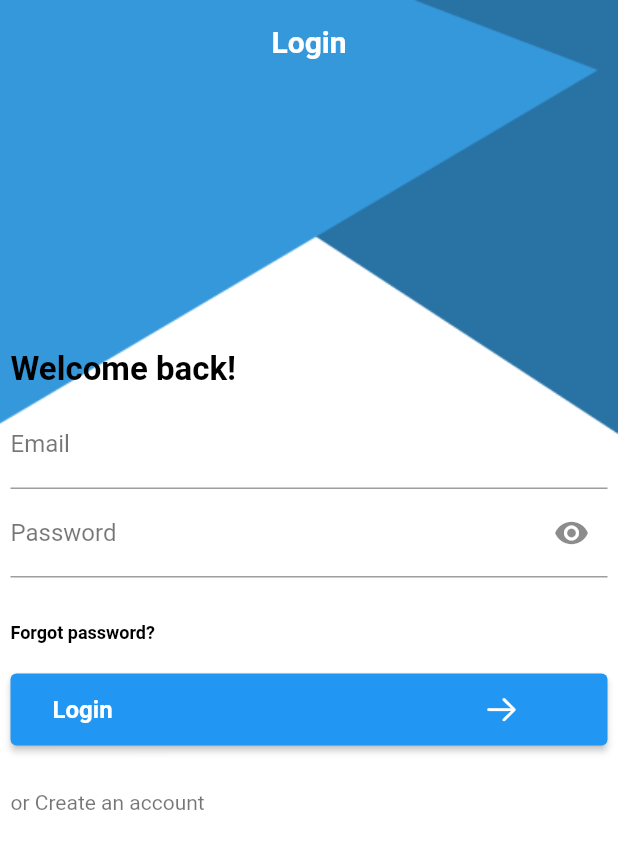
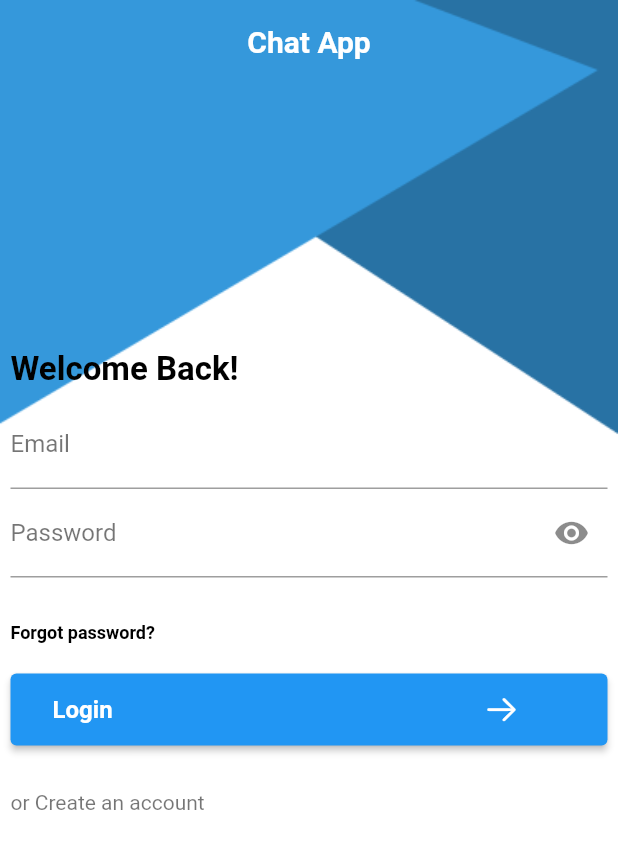
Before and after one commit to nadahkhaledd/chatting_app, a Flutter app: the screen it shows after launch, on a phone screen of 412 x 824 dp. Shown: the top 849 px of the screen. Run offline on Flutter 3.47's test engine with Material 2 defaults, Android fonts, the phone set to English and light mode, and no system bars; our stand-ins replace cloud_firestore, firebase_auth, firebase_core, fluttertoast; accounts and stored records are empty; generated files the repository leaves out were written again.

Commit message:
added side menu and localization

```diff
--- /dev/null
+++ b/l10n.yaml
@@ -0,0 +1,3 @@
+arb-dir: lib/l10n
+template-arb-file: app_en.arb
+output-localization-file: app_localizations.dart
--- a/lib/main.dart
+++ b/lib/main.dart
@@ -4,9 +4,11 @@ import 'package:chatting_app/start/RegisterationPage.dart';
 import 'package:chatting_app/tools/AppProvider.dart';
 import 'package:firebase_core/firebase_core.dart';
 import 'package:flutter/material.dart';
+import 'package:flutter_localizations/flutter_localizations.dart';
 import 'package:provider/provider.dart';
 import 'HomePage/HomeScreen.dart';
 import 'start/LoginPage.dart';
+import 'package:flutter_gen/gen_l10n/app_localizations.dart';
 
 void main() async{
   WidgetsFlutterBinding.ensureInitialized();
@@ -26,8 +28,18 @@ class _MyAppState extends State<MyApp> {
     return ChangeNotifierProvider(
         create: (context)=> AppProvider(),
       builder: (context, widget){
+        final provider = Provider.of<AppProvider>(context);
 
     return MaterialApp(
+      debugShowCheckedModeBanner: false,
+      localizationsDelegates: [
+        AppLocalizations.delegate, // Add this line
+        GlobalMaterialLocalizations.delegate,
+        GlobalWidgetsLocalizations.delegate,
+        GlobalCupertinoLocalizations.delegate,
+      ],
+      locale: Locale.fromSubtags(languageCode: provider.currentLocale),
+      supportedLocales: AppLocalizations.supportedLocales,
       routes: {
         RegisterationPage.routeName: (context)=> RegisterationPage(),
         LoginPage.routeName: (context)=> LoginPage(),
--- a/lib/start/LoginPage.dart
+++ b/lib/start/LoginPage.dart
@@ -1,12 +1,15 @@
 import 'package:chatting_app/Database/DatabaseHelper.dart';
 import 'package:chatting_app/HomePage/HomeScreen.dart';
 import 'package:chatting_app/componants/componants.dart';
+import 'package:chatting_app/generated/l10n.dart';
 import 'package:chatting_app/start/RegisterationPage.dart';
 import 'package:chatting_app/tools/AppProvider.dart';
 import 'package:firebase_auth/firebase_auth.dart';
 import 'package:flutter/cupertino.dart';
 import 'package:flutter/material.dart';
 import 'package:cloud_firestore/cloud_firestore.dart';
+import 'package:flutter_gen/gen_l10n/app_localizations.dart';
+
 import 'package:provider/provider.dart';
 import '../Database/User.dart' as dbUser;
 
@@ -42,7 +45,8 @@ class _LoginPageState extends State<LoginPage> {
         Scaffold(
           backgroundColor: Colors.transparent,
           appBar: AppBar(
-            title: Text('Login', style: TextStyle(fontWeight: FontWeight.bold),),
+            title: Text(AppLocalizations.of(context)!.appTitle,
+              style: TextStyle(fontWeight: FontWeight.bold),),
             centerTitle: true,
             backgroundColor: Colors.transparent,
             elevation: 0,
@@ -57,7 +61,7 @@ class _LoginPageState extends State<LoginPage> {
                 children: [
                   Padding(
                     padding: const EdgeInsets.only(top: 170, bottom: 8),
-                    child: Text('Welcome back!', style: TextStyle(color: Colors.black, fontWeight: FontWeight.bold, fontSize: 22),),
+                    child: Text(AppLocalizations.of(context)!.welcomeBack, style: TextStyle(color: Colors.black, fontWeight: FontWeight.bold, fontSize: 22),),
                   ),
                   Form(
                     key: loginFormKey,
@@ -66,7 +70,7 @@ class _LoginPageState extends State<LoginPage> {
                       children: [
                         TextFormField(
                           decoration: InputDecoration(
-                            labelText: 'Email',
+                            labelText: AppLocalizations.of(context)!.email,
                             labelStyle: TextStyle(color: Colors.black54),
                             floatingLabelBehavior: FloatingLabelBehavior.auto,
                           ),
@@ -83,7 +87,7 @@ class _LoginPageState extends State<LoginPage> {
                         TextFormField(
                           obscureText: _isObscure,
                           decoration: InputDecoration(
-                            labelText: 'Password',
+                            labelText: AppLocalizations.of(context)!.password,
                             suffixIcon: IconButton(
                               icon: Icon(_isObscure ? Icons.visibility : Icons.visibility_off),
                               onPressed: (){
@@ -112,7 +116,7 @@ class _LoginPageState extends State<LoginPage> {
                     padding: const EdgeInsets.only(top: 30, bottom: 20),
                     child: InkWell(
                       onTap: null,
-                      child: Text('Forgot password?', style: TextStyle(color: Colors.black, fontWeight: FontWeight.bold, fontSize: 12),),
+                      child: Text(AppLocalizations.of(context)!.forgotPass, style: TextStyle(color: Colors.black, fontWeight: FontWeight.bold, fontSize: 12),),
                     ),
                   ),
 
@@ -124,7 +128,7 @@ class _LoginPageState extends State<LoginPage> {
                       padding: const EdgeInsets.all(12.0),
                       child: Row(
                         children: [
-                          Expanded(flex: 3, child: Text('Login', style: TextStyle(fontWeight: FontWeight.bold, fontSize: 16),)),
+                          Expanded(flex: 3, child: Text(AppLocalizations.of(context)!.login, style: TextStyle(fontWeight: FontWeight.bold, fontSize: 16),)),
                           Expanded(child: Icon(CupertinoIcons.arrow_right)),
                         ],
                       ),
@@ -136,7 +140,7 @@ class _LoginPageState extends State<LoginPage> {
                     child: InkWell(
                       onTap: ()=> Navigator.pushReplacementNamed(context, RegisterationPage.routeName),
 
-                      child: Text('or Create an account', style: TextStyle(color: Colors.black54, fontSize: 14),),
+                      child: Text(AppLocalizations.of(context)!.orCreateAcc, style: TextStyle(color: Colors.black54, fontSize: 14),),
                     ),
                   )
                 ],
--- a/lib/tools/AppProvider.dart
+++ b/lib/tools/AppProvider.dart
@@ -3,7 +3,14 @@ import 'package:flutter/material.dart';
 
 class AppProvider extends ChangeNotifier{
   User? currentUser;
+  String currentLocale = "en";
+  Color primaryColor = Color.fromARGB(255, 53, 152, 219);
 
+  void changeLanguage(String lang) {
+    if (currentLocale == lang) return;
+    currentLocale = lang;
+    notifyListeners();
+  }
   updateUser(User? user){
     currentUser = user;
     notifyListeners();
```
Also changed, not shown: lib/HomePage/HomeScreen.dart (+46 -28 lines), lib/HomePage/Settings.dart (added, +87 -0 lines), lib/HomePage/SideMenu.dart (added, +87 -0 lines), lib/Rooms/AddRooms.dart (+7 -5 lines), lib/l10n/app_ar.arb (added, +18 -0 lines), lib/l10n/app_en.arb (added, +20 -0 lines), lib/start/RegisterationPage.dart (+9 -6 lines), pubspec.yaml (+7 -0 lines), lib/generated/intl/messages_all.dart (added), lib/generated/intl/messages_ar.dart (added), lib/generated/intl/messages_en.dart (added), lib/generated/l10n.dart (added), pubspec.lock.
